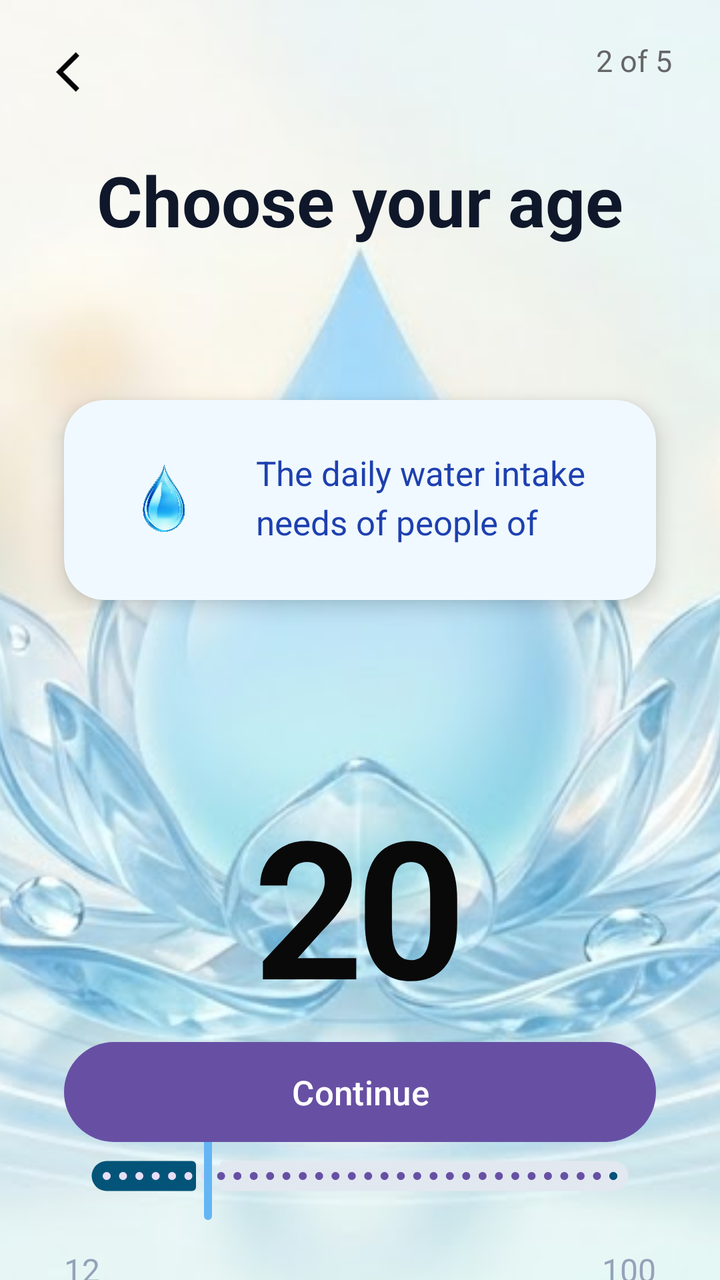
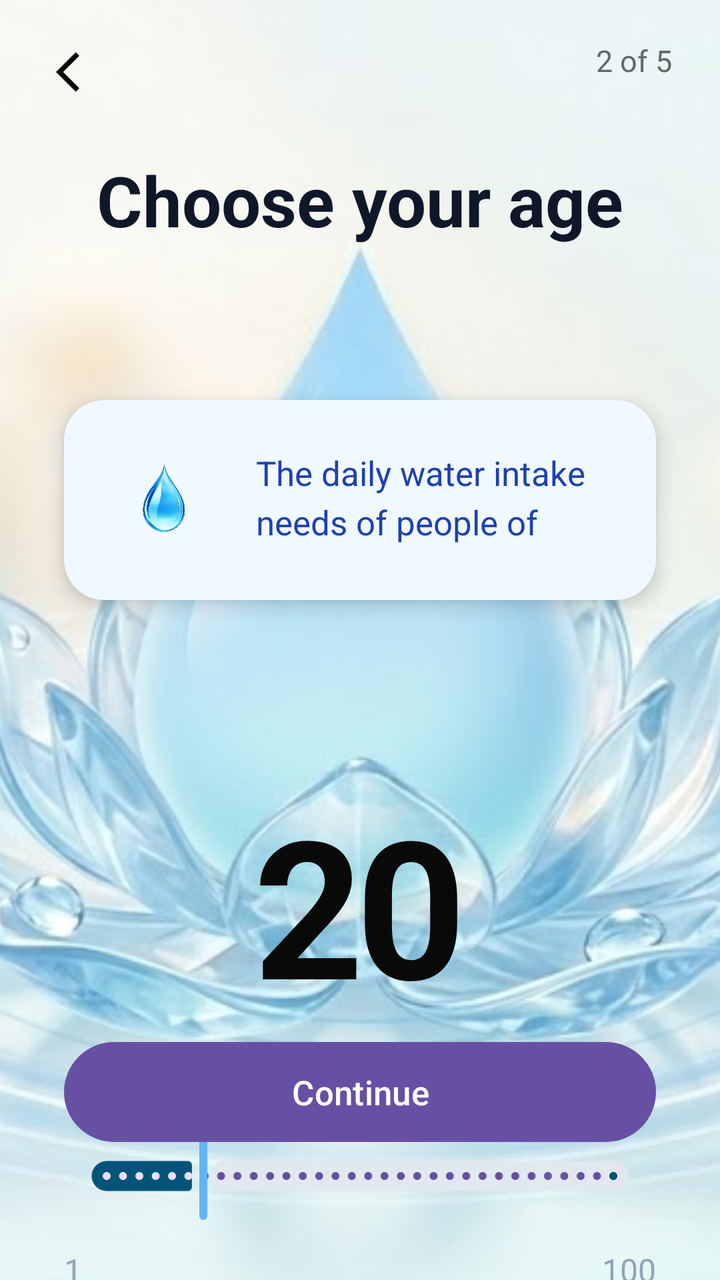

Screens rendered from an Android XML layout before and after an edit, with the pre-edit source and the edit as a unified diff.
<!-- AndroidManifest.xml: application theme Theme.WaterReminder -->
<!-- res/layout/activity_age_selection.xml -->
<?xml version="1.0" encoding="utf-8"?>
<androidx.constraintlayout.widget.ConstraintLayout xmlns:android="http://schemas.android.com/apk/res/android"
    xmlns:app="http://schemas.android.com/apk/res-auto"
    xmlns:tools="http://schemas.android.com/tools"
    android:layout_width="match_parent"
    android:layout_height="match_parent"
    android:background="#C0D2E4"
    tools:context=".AgeSelection">

    <ImageView
        android:layout_width="0dp"
        android:layout_height="0dp"
        android:src="@drawable/bgwater"
        android:scaleType="centerCrop"
        tools:ignore="MissingConstraints"
        app:layout_constraintTop_toTopOf="parent"
        app:layout_constraintBottom_toBottomOf="parent"
        app:layout_constraintStart_toStartOf="parent"
        app:layout_constraintEnd_toEndOf="parent" />

    
    <ImageButton
        android:id="@+id/btnBack"
        android:layout_width="48dp"
        android:layout_height="48dp"
        android:src="@drawable/baseline_arrow_back_ios_24"
        android:background="?attr/selectableItemBackgroundBorderless"
        app:layout_constraintTop_toTopOf="parent"
        app:layout_constraintStart_toStartOf="parent"
        android:layout_marginTop="12dp"
        android:layout_marginStart="16dp" />

    <TextView
        android:id="@+id/tvPage"
        android:layout_width="wrap_content"
        android:layout_height="wrap_content"
        android:text="2 of 5"
        android:textSize="15sp"
        android:textColor="#666666"
        app:layout_constraintTop_toTopOf="parent"
        app:layout_constraintEnd_toEndOf="parent"
        android:layout_marginTop="20dp"
        android:layout_marginEnd="24dp" />

    
    <TextView
        android:id="@+id/tvTitle"
        android:layout_width="0dp"
        android:layout_height="200dp"
        android:text="Choose your age"
        android:textSize="35sp"
        android:textColor="#0F172A"
        android:textStyle="bold"
        android:gravity="center"
        app:layout_constraintStart_toStartOf="parent"
        app:layout_constraintEnd_toEndOf="parent"
        android:layout_marginTop="48dp"
        android:layout_marginHorizontal="32dp"
        tools:ignore="MissingConstraints" />

    
    <androidx.cardview.widget.CardView
        android:id="@+id/infoCard"
        android:layout_width="0dp"
        android:layout_height="wrap_content"
        app:cardCornerRadius="20dp"
        app:cardElevation="6dp"
        app:cardBackgroundColor="#F0F9FF"
        android:layout_marginHorizontal="32dp"
        app:layout_constraintTop_toBottomOf="@id/tvTitle"
        app:layout_constraintStart_toStartOf="parent"
        app:layout_constraintEnd_toEndOf="parent"
        android:layout_marginTop="0dp">

        <LinearLayout
            android:layout_width="match_parent"
            android:layout_height="wrap_content"
            android:orientation="horizontal"
            android:padding="20dp"
            android:gravity="center_vertical">

            <ImageView
                android:layout_width="60dp"
                android:layout_height="60dp"
                android:src="@drawable/water_drop"
                android:layout_marginEnd="16dp" />

            <TextView
                android:layout_width="0dp"
                android:layout_height="50dp"
                android:layout_weight="1"
                android:lineSpacingExtra="5dp"
                android:text="The daily water intake needs of people of different ages vary"
                app:layout_constraintTop_toBottomOf="@id/tvTitle"
                android:textColor="#1E40AF"
                android:textSize="17sp" />

        </LinearLayout>
    </androidx.cardview.widget.CardView>

    
    <androidx.constraintlayout.widget.ConstraintLayout
        android:layout_width="0dp"
        android:layout_height="wrap_content"
        app:layout_constraintTop_toBottomOf="@id/infoCard"
        app:layout_constraintStart_toStartOf="parent"
        app:layout_constraintEnd_toEndOf="parent"
        android:layout_marginTop="48dp"
        android:layout_marginHorizontal="32dp">

        
        <TextView
            android:id="@+id/tvAge"
            android:layout_width="wrap_content"
            android:layout_height="wrap_content"
            android:text="20"
            android:textSize="96sp"
            android:textColor="#090909"
            android:textStyle="bold"
            android:letterSpacing="-0.04"
            android:layout_marginTop="40dp"
            app:layout_constraintTop_toTopOf="parent"
            app:layout_constraintStart_toStartOf="parent"
            app:layout_constraintEnd_toEndOf="parent" />

        <TextView
            android:layout_width="wrap_content"
            android:layout_height="wrap_content"
            android:text="years old"
            android:textSize="30sp"
            android:textColor="#0D0E0E"
            android:textStyle="bold"
            app:layout_constraintTop_toBottomOf="@id/tvAge"
            app:layout_constraintStart_toStartOf="parent"
            app:layout_constraintEnd_toEndOf="parent"
            android:layout_marginTop="4dp" />

        
        <com.google.android.material.slider.Slider
            android:id="@+id/ageSlider"
            android:layout_width="0dp"
            android:layout_height="wrap_content"
            android:valueFrom="0"
            android:valueTo="100"
            android:value="20"
            android:stepSize="1"
            app:trackHeight="15dp"
            app:thumbRadius="20dp"
            app:trackColorInactive="#E2E8F0"
            app:trackColorActive="#035478"
            app:thumbColor="#64B5F4"
            app:haloColor="#096DDD"
            app:labelBehavior="gone"
            app:layout_constraintTop_toBottomOf="@id/tvAge"
            app:layout_constraintStart_toStartOf="parent"
            app:layout_constraintEnd_toEndOf="parent"
            android:layout_marginTop="48dp" />

        
        <TextView
            android:layout_width="wrap_content"
            android:layout_height="wrap_content"
            android:text="12"
            android:textColor="#94A3B8"
            android:textSize="16sp"
            app:layout_constraintTop_toBottomOf="@id/ageSlider"
            app:layout_constraintStart_toStartOf="parent"
            android:layout_marginTop="12dp" />

        <TextView
            android:layout_width="wrap_content"
            android:layout_height="wrap_content"
            android:text="100"
            android:textColor="#94A3B8"
            android:textSize="16sp"
            app:layout_constraintTop_toBottomOf="@id/ageSlider"
            app:layout_constraintEnd_toEndOf="parent"
            android:layout_marginTop="12dp" />

    </androidx.constraintlayout.widget.ConstraintLayout>
    <com.google.android.material.button.MaterialButton
        android:id="@+id/btn_next"
        android:layout_width="0dp"
        android:layout_height="58dp"
        android:text="Continue"
        android:textSize="17sp"
        app:cornerRadius="30dp"
        app:layout_constraintBottom_toBottomOf="parent"
        app:layout_constraintStart_toStartOf="parent"
        app:layout_constraintEnd_toEndOf="parent"
        android:layout_marginHorizontal="32dp"
        android:layout_marginBottom="65dp" />
</androidx.constraintlayout.widget.ConstraintLayout>
<!-- resources referenced by this layout -->
<resources>
  <!-- drawable baseline_arrow_back_ios_24 (drawable) -->
  <vector xmlns:android="http://schemas.android.com/apk/res/android" android:autoMirrored="true" android:height="24dp" android:tint="#050505" android:viewportHeight="24" android:viewportWidth="24" android:width="24dp">
        
      <path android:fillColor="@android:color/white" android:pathData="M11.67,3.87L9.9,2.1 0,12l9.9,9.9 1.77,-1.77L3.54,12z"/>
      
  </vector>
  <!-- drawable bgwater: png bitmap (drawable, 424858 bytes) -->
  <!-- drawable water_drop: png bitmap (drawable, 103002 bytes) -->
  <style name="Theme.WaterReminder" parent="Base.Theme.WaterReminder" />
  <style name="Base.Theme.WaterReminder" parent="Theme.Material3.DayNight.NoActionBar">
          
          
      </style>
</resources>

<!-- the commit's change to res/layout/activity_age_selection.xml (unified diff, before → after) -->
@@ -18,7 +18,6 @@
         app:layout_constraintStart_toStartOf="parent"
         app:layout_constraintEnd_toEndOf="parent" />
 
-    
     <ImageButton
         android:id="@+id/btnBack"
         android:layout_width="48dp"
@@ -42,7 +41,6 @@
         android:layout_marginTop="20dp"
         android:layout_marginEnd="24dp" />
 
-    
     <TextView
         android:id="@+id/tvTitle"
         android:layout_width="0dp"
@@ -58,7 +56,6 @@
         android:layout_marginHorizontal="32dp"
         tools:ignore="MissingConstraints" />
 
-    
     <androidx.cardview.widget.CardView
         android:id="@+id/infoCard"
         android:layout_width="0dp"
@@ -98,7 +95,6 @@
         </LinearLayout>
     </androidx.cardview.widget.CardView>
 
-    
     <androidx.constraintlayout.widget.ConstraintLayout
         android:layout_width="0dp"
         android:layout_height="wrap_content"
@@ -108,7 +104,6 @@
         android:layout_marginTop="48dp"
         android:layout_marginHorizontal="32dp">
 
-        
         <TextView
             android:id="@+id/tvAge"
             android:layout_width="wrap_content"
@@ -135,12 +130,11 @@
             app:layout_constraintEnd_toEndOf="parent"
             android:layout_marginTop="4dp" />
 
-        
         <com.google.android.material.slider.Slider
             android:id="@+id/ageSlider"
             android:layout_width="0dp"
             android:layout_height="wrap_content"
-            android:valueFrom="0"
+            android:valueFrom="1"
             android:valueTo="100"
             android:value="20"
             android:stepSize="1"
@@ -156,11 +150,10 @@
             app:layout_constraintEnd_toEndOf="parent"
             android:layout_marginTop="48dp" />
 
-        
         <TextView
             android:layout_width="wrap_content"
             android:layout_height="wrap_content"
-            android:text="12"
+            android:text="1"
             android:textColor="#94A3B8"
             android:textSize="16sp"
             app:layout_constraintTop_toBottomOf="@id/ageSlider"
